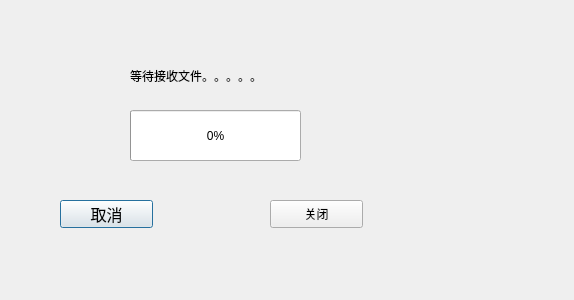
First picture: the form in chat7.0/tcpclient.ui, repository OvOq/Oicq2.0, before the edit.
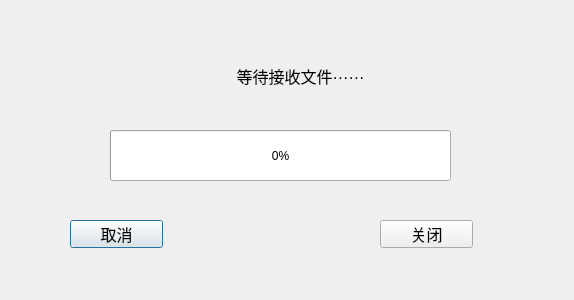
Second picture: the form after the edit.

Commit message: 修复传输文件

```diff
--- a/chat7.0/tcpclient.ui
+++ b/chat7.0/tcpclient.ui
@@ -16,22 +16,30 @@
   <widget class="QLabel" name="tcpClientStatusLabel">
    <property name="geometry">
     <rect>
-     <x>130</x>
+     <x>120</x>
      <y>50</y>
-     <width>131</width>
+     <width>361</width>
      <height>51</height>
     </rect>
    </property>
+   <property name="font">
+    <font>
+     <pointsize>12</pointsize>
+    </font>
+   </property>
    <property name="text">
-    <string>等待接收文件。。。。。。</string>
+    <string>等待接收文件······</string>
+   </property>
+   <property name="alignment">
+    <set>Qt::AlignCenter</set>
    </property>
   </widget>
   <widget class="QProgressBar" name="progressBar">
    <property name="geometry">
     <rect>
-     <x>130</x>
-     <y>110</y>
-     <width>171</width>
+     <x>110</x>
+     <y>130</y>
+     <width>341</width>
      <height>51</height>
     </rect>
    </property>
@@ -42,8 +50,8 @@
   <widget class="QPushButton" name="tcpClientCancleBtn">
    <property name="geometry">
     <rect>
-     <x>60</x>
-     <y>200</y>
+     <x>70</x>
+     <y>220</y>
      <width>93</width>
      <height>28</height>
     </rect>
@@ -62,12 +70,17 @@
   <widget class="QPushButton" name="tcpClientCloseBtn">
    <property name="geometry">
     <rect>
-     <x>270</x>
-     <y>200</y>
+     <x>380</x>
+     <y>220</y>
      <width>93</width>
      <height>28</height>
     </rect>
    </property>
+   <property name="font">
+    <font>
+     <pointsize>12</pointsize>
+    </font>
+   </property>
    <property name="text">
     <string>关闭</string>
    </property>
```
The commit also changes 3 other files.
